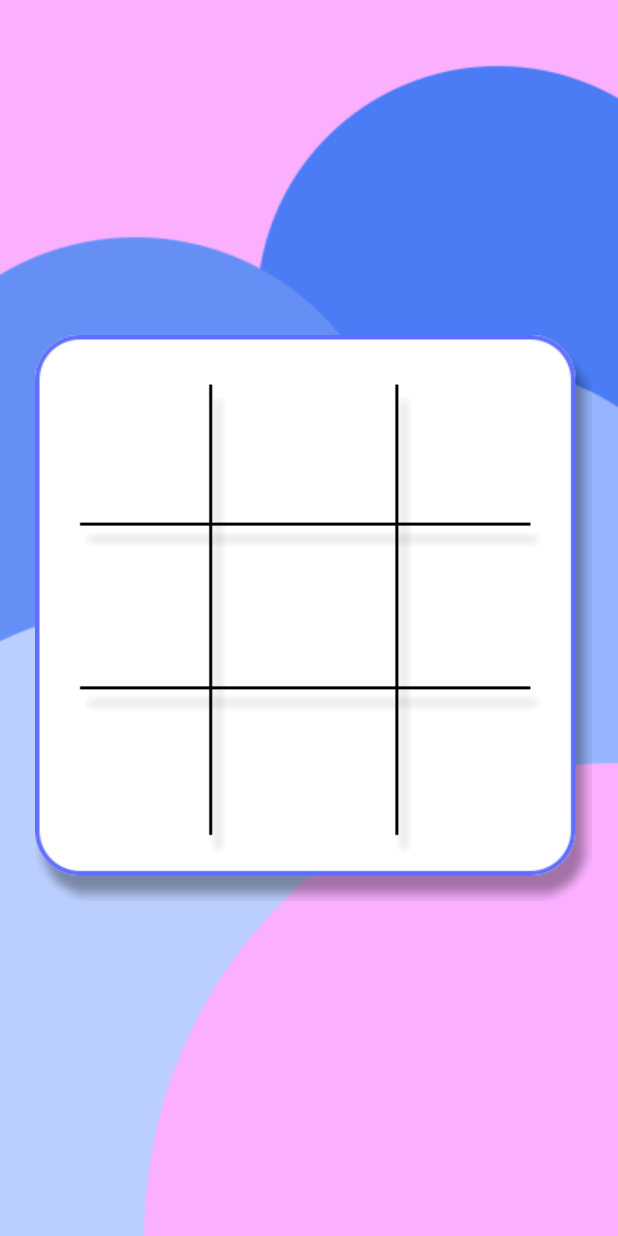
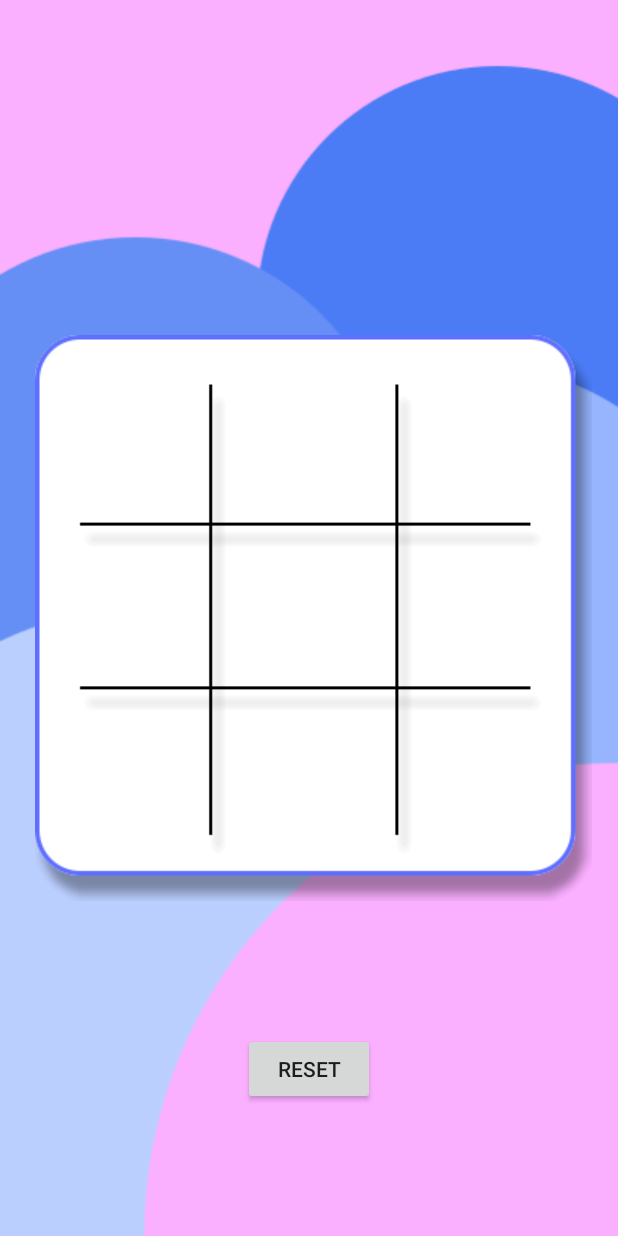
Before and after one commit to Kaskelensky/tictactoe, an Android app: the GamePlace screen opened directly, with no data from a screen before it, on a phone screen of 412 x 824 dp. Run offline under Robolectric (Android 15) with nearby library versions, the phone set to English and light mode, and no system bars.

Commit message:
Исправлена ошибка с кнопкаи

```diff
--- a/app/src/main/res/layout/activity_game_place.xml
+++ b/app/src/main/res/layout/activity_game_place.xml
@@ -138,5 +138,15 @@
 
     </TableLayout>
 
+    <Button
+        android:id="@+id/resetBtn"
+        android:layout_width="wrap_content"
+        android:layout_height="wrap_content"
+        android:text="@string/reset"
+        app:layout_constraintBottom_toBottomOf="parent"
+        app:layout_constraintEnd_toEndOf="parent"
+        app:layout_constraintStart_toStartOf="parent"
+        app:layout_constraintTop_toBottomOf="@+id/gameplaceboard" />
+
 
 </androidx.constraintlayout.widget.ConstraintLayout>
--- a/app/src/main/res/values/strings.xml
+++ b/app/src/main/res/values/strings.xml
@@ -1,4 +1,5 @@
 <resources>
     <string name="app_name">tictactoe</string>
     <string name="to_do">TODO</string>
+    <string name="reset">Reset</string>
 </resources>
```
Also changed, not shown: app/src/main/res/drawable/btneasy.xml (deleted, +0 -9 lines), app/src/main/res/drawable/btnhard.xml (deleted, +0 -9 lines), app/src/main/res/drawable/btnnormal.xml (deleted, +0 -9 lines), app/src/main/res/drawable/btnwf.xml (deleted, +0 -9 lines), app/src/main/res/layout/activity_main.xml (+4 -4 lines).
